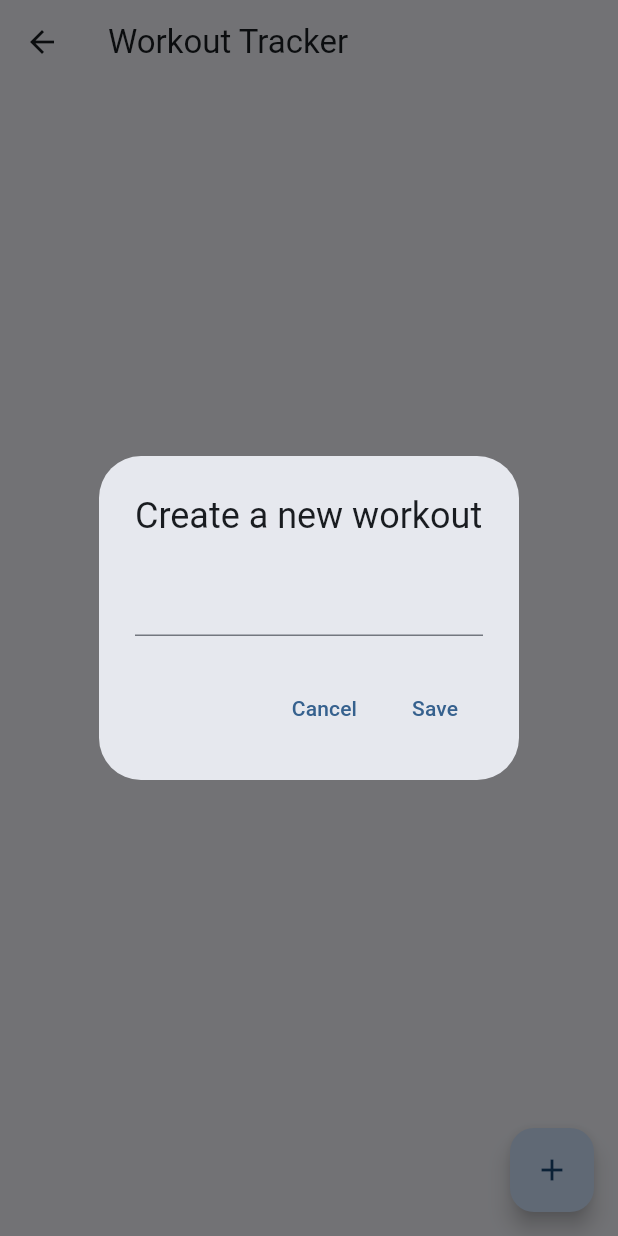
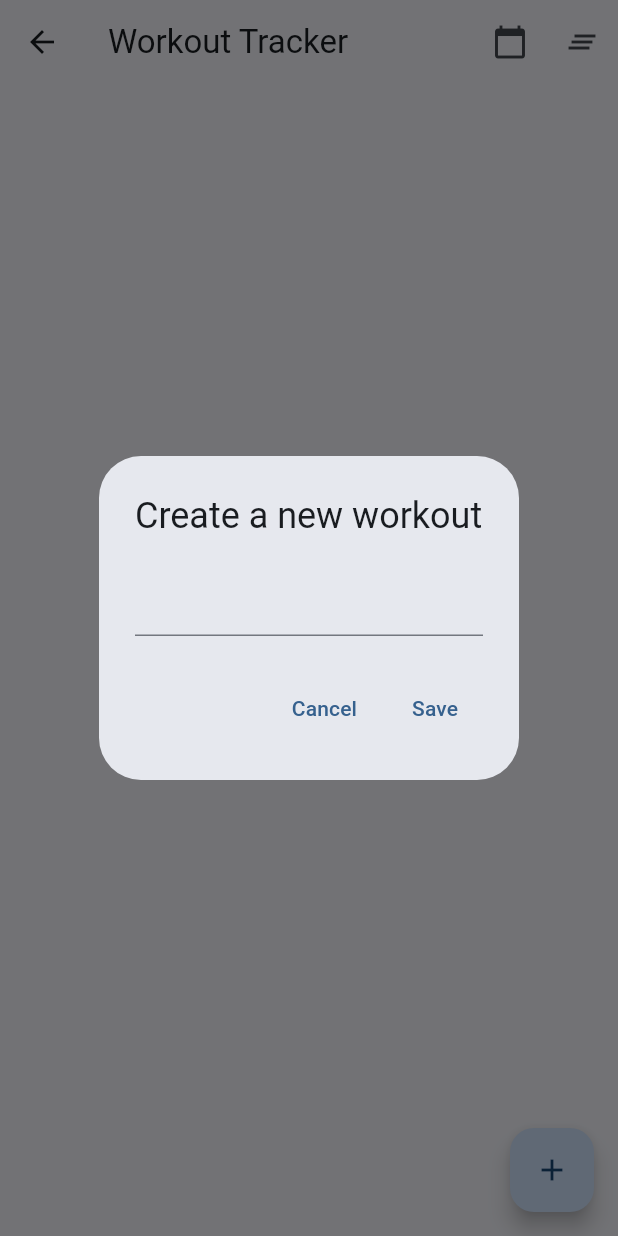
Before and after one commit to landon-lc/GymPal---Software-Engineering-Project, a Flutter app: the ChecklistPage screen opened directly, after a tap on the "add" icon, on a phone screen of 412 x 824 dp. Run offline on Flutter 3.47's test engine with Material 3 defaults, Android fonts, the phone set to English and light mode, and no system bars; our stand-ins replace firebase_auth, firebase_core, firebase_database, flutter_slidable, google_maps_flutter, image_picker and 1 more; missing offline and left inert: flutter_date_pickers, google_maps_webservice; accounts and stored records are empty.

Commit message:
added date picker screen and made corresponding changes to classes

```diff
--- a/lib/models/workout_record.dart
+++ b/lib/models/workout_record.dart
@@ -13,21 +13,29 @@ class WorkoutRecord extends ChangeNotifier {
     initWorkouts();
  }
 
-  Stream<List<Workout>> get workoutsStream =>
-      dbRef.child('users/$userId/workouts').onValue.map((event) {
+  Stream<List<Workout>> workoutsStream({DateTime? start, DateTime? end}) {
+    Query query = dbRef.child('users/$userId/workouts').orderByChild('timestamp');
+    if (start != null) {
+      query = query.startAt(start.toIso8601String());
+    }
+    if (end != null) {
+      query = query.endAt(end.toIso8601String());
+    }
+
+    return query.onValue.map((event) {
       final data = event.snapshot.value;
       if (data is Map<dynamic, dynamic>) {
         return data.entries
-              .map((e) => Workout.fromMap(Map<String, dynamic>.from(e.value),
-                  key: e.key.toString()))
+            .map((e) => Workout.fromMap(Map<String, dynamic>.from(e.value), key: e.key.toString()))
             .toList();
       } else {
         return [];
       }
     });
+  }
 
   Future<void> initWorkouts() async {
-    workoutsStream.listen((workouts) {
+    workoutsStream().listen((workouts) {
       workoutList = workouts;
       notifyListeners();
     });
--- a/lib/screens/checklist_screen.dart
+++ b/lib/screens/checklist_screen.dart
@@ -1,33 +1,70 @@
-// ignore_for_file: library_private_types_in_public_api
-
 import 'package:flutter/material.dart';
 import 'package:provider/provider.dart';
 import 'package:flutter_slidable/flutter_slidable.dart';
 import 'package:test_drive/models/workout_record.dart';
 import 'package:test_drive/models/workout.dart';
-import 'workout_screen.dart';
+import 'package:test_drive/screens/workout_screen.dart';
+import 'package:intl/intl.dart';
+
 
 class ChecklistPage extends StatefulWidget {
   const ChecklistPage({super.key});
 
   @override
+  // ignore: library_private_types_in_public_api
   _ChecklistPageState createState() => _ChecklistPageState();
 }
 
 class _ChecklistPageState extends State<ChecklistPage> {
   final TextEditingController _controller = TextEditingController();
+  DateTime? startDate;
+  DateTime? endDate;
+
+  void _showDatePicker() async {
+    final DateTimeRange? picked = await showDateRangePicker(
+      context: context,
+      firstDate: DateTime.now().subtract(const Duration(days: 365)),
+      lastDate: DateTime.now(),
+      initialDateRange: startDate != null && endDate != null
+          ? DateTimeRange(start: startDate!, end: endDate!)
+          : null,
+    );
+
+    if (picked != null) {
+      setState(() {
+        startDate = picked.start;
+        endDate = picked.end;
+      });
+    }
+  }
 
   @override
   Widget build(BuildContext context) {
     return Scaffold(
-      appBar: AppBar(title: const Text('Workout Tracker')),
+      appBar: AppBar(
+        title: const Text('Workout Tracker'),
+        actions: <Widget>[
+          IconButton(
+            icon: const Icon(Icons.calendar_today),
+            onPressed: _showDatePicker,
+          ),
+          IconButton(
+            icon: const Icon(Icons.clear_all),
+            onPressed: () {
+              setState(() {
+                startDate = null;
+                endDate = null;
+              });
+            },
+          )
+        ],
+      ),
       floatingActionButton: FloatingActionButton(
         onPressed: _createNewWorkout,
         child: const Icon(Icons.add),
       ),
       body: StreamBuilder<List<Workout>>(
-        stream:
-            Provider.of<WorkoutRecord>(context, listen: false).workoutsStream,
+        stream: Provider.of<WorkoutRecord>(context).workoutsStream(start: startDate, end: endDate),
         builder: (context, snapshot) {
           if (snapshot.connectionState == ConnectionState.waiting) {
             return const Center(child: CircularProgressIndicator());
@@ -39,6 +76,14 @@ class _ChecklistPageState extends State<ChecklistPage> {
             return const Center(child: Text('No workouts found'));
           }
           final workouts = snapshot.data!;
+
+          Text(
+            startDate != null && endDate != null
+                ? 'Showing workouts from ${DateFormat('MM/dd/yyyy').format(startDate!)} to ${DateFormat('MM/dd/yyyy').format(endDate!)}'
+                : 'Showing All Workouts',
+              style: const TextStyle(fontSize: 16, fontWeight: FontWeight.bold)
+          );
+
           return ListView.builder(
             itemCount: workouts.length,
             itemBuilder: (context, index) {
@@ -57,9 +102,7 @@ class _ChecklistPageState extends State<ChecklistPage> {
                     SlidableAction(
                       onPressed: (context) {
                         if (workout.key != null) {
-                          // Ensure workout.key is not null
-                          Provider.of<WorkoutRecord>(context, listen: false)
-                              .deleteWorkout(workout.key!);
+                          Provider.of<WorkoutRecord>(context, listen: false).deleteWorkout(workout.key!);
                         }
                       },
                       backgroundColor: Colors.red,
@@ -102,8 +145,7 @@ class _ChecklistPageState extends State<ChecklistPage> {
             onPressed: () {
               final name = _controller.text.trim();
               if (name.isNotEmpty) {
-                Provider.of<WorkoutRecord>(context, listen: false)
-                    .addWorkout(name);
+                Provider.of<WorkoutRecord>(context, listen: false).addWorkout(name);
                 _controller.clear();
                 Navigator.pop(context);
               }
@@ -135,8 +177,7 @@ class _ChecklistPageState extends State<ChecklistPage> {
             onPressed: () {
               final newName = editController.text.trim();
               if (newName.isNotEmpty) {
-                Provider.of<WorkoutRecord>(context, listen: false)
-                    .editWorkout(workoutKey, newName);
+                Provider.of<WorkoutRecord>(context, listen: false).editWorkout(workoutKey, newName);
                 Navigator.pop(context);
               }
             },
--- a/pubspec.yaml
+++ b/pubspec.yaml
@@ -21,6 +21,7 @@ dependencies:
   firebase_database: ^10.4.10
   image_picker: ^1.0.7
   flutter_date_pickers: ^0.4.2
+  intl: ^0.18.1
 
 dev_dependencies:
   flutter_test:
```
Also changed, not shown: lib/screens/date_picker_screen.dart (added, +49 -0 lines), pubspec.lock. Lines whose indentation alone changed are shown as unchanged.
